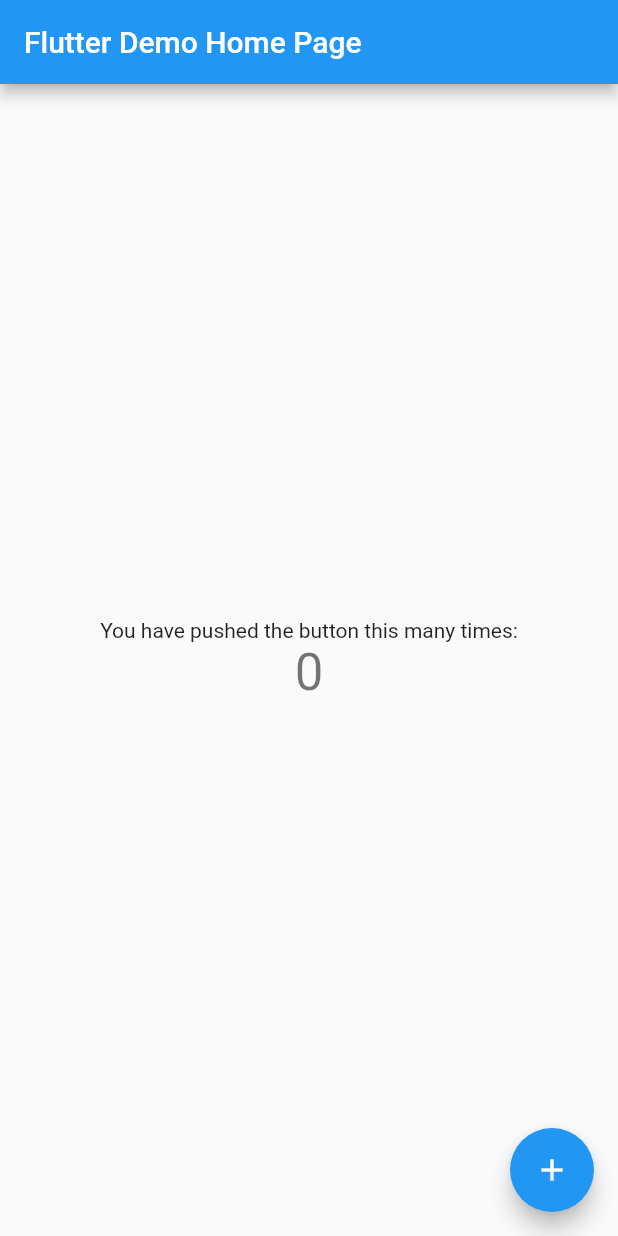
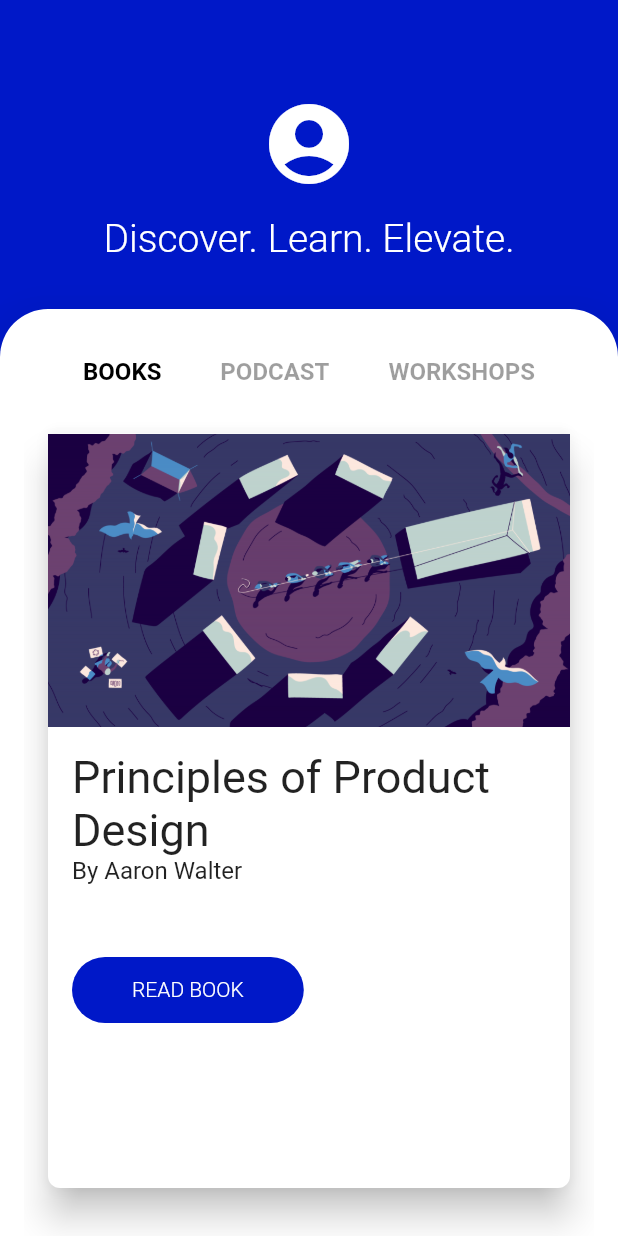
Before and after one commit to Ivaskuu/bookreader, a Flutter app: the screen it shows after launch, on a phone screen of 412 x 824 dp. Run offline on Flutter 3.47's test engine with Material 2 defaults, Android fonts, the phone set to English and light mode, and no system bars.

Commit message:
Started creating the Books list page

```diff
--- a/lib/main.dart
+++ b/lib/main.dart
@@ -1,109 +1,18 @@
 import 'package:flutter/material.dart';
+import 'pages/books_list_page.dart';
 
 void main() => runApp(new MyApp());
 
-class MyApp extends StatelessWidget {
-  // This widget is the root of your application.
+class MyApp extends StatelessWidget
+{
   @override
-  Widget build(BuildContext context) {
-    return new MaterialApp(
+  Widget build(BuildContext context)
+  {
+    return new MaterialApp
+    (
       title: 'Flutter Demo',
-      theme: new ThemeData(
-        // This is the theme of your application.
-        //
-        // Try running your application with "flutter run". You'll see the
-        // application has a blue toolbar. Then, without quitting the app, try
-        // changing the primarySwatch below to Colors.green and then invoke
-        // "hot reload" (press "r" in the console where you ran "flutter run",
-        // or press Run > Flutter Hot Reload in IntelliJ). Notice that the
-        // counter didn't reset back to zero; the application is not restarted.
-        primarySwatch: Colors.blue,
-      ),
-      home: new MyHomePage(title: 'Flutter Demo Home Page'),
+      theme: new ThemeData(primarySwatch: Colors.blue),
+      home: new BooksListPage(),
     );
   }
 }
-
-class MyHomePage extends StatefulWidget {
-  MyHomePage({Key key, this.title}) : super(key: key);
-
-  // This widget is the home page of your application. It is stateful, meaning
-  // that it has a State object (defined below) that contains fields that affect
-  // how it looks.
-
-  // This class is the configuration for the state. It holds the values (in this
-  // case the title) provided by the parent (in this case the App widget) and
-  // used by the build method of the State. Fields in a Widget subclass are
-  // always marked "final".
-
-  final String title;
-
-  @override
-  _MyHomePageState createState() => new _MyHomePageState();
-}
-
-class _MyHomePageState extends State<MyHomePage> {
-  int _counter = 0;
-
-  void _incrementCounter() {
-    setState(() {
-      // This call to setState tells the Flutter framework that something has
-      // changed in this State, which causes it to rerun the build method below
-      // so that the display can reflect the updated values. If we changed
-      // _counter without calling setState(), then the build method would not be
-      // called again, and so nothing would appear to happen.
-      _counter++;
-    });
-  }
-
-  @override
-  Widget build(BuildContext context) {
-    // This method is rerun every time setState is called, for instance as done
-    // by the _incrementCounter method above.
-    //
-    // The Flutter framework has been optimized to make rerunning build methods
-    // fast, so that you can just rebuild anything that needs updating rather
-    // than having to individually change instances of widgets.
-    return new Scaffold(
-      appBar: new AppBar(
-        // Here we take the value from the MyHomePage object that was created by
-        // the App.build method, and use it to set our appbar title.
-        title: new Text(widget.title),
-      ),
-      body: new Center(
-        // Center is a layout widget. It takes a single child and positions it
-        // in the middle of the parent.
-        child: new Column(
-          // Column is also layout widget. It takes a list of children and
-          // arranges them vertically. By default, it sizes itself to fit its
-          // children horizontally, and tries to be as tall as its parent.
-          //
-          // Invoke "debug paint" (press "p" in the console where you ran
-          // "flutter run", or select "Toggle Debug Paint" from the Flutter tool
-          // window in IntelliJ) to see the wireframe for each widget.
-          //
-          // Column has various properties to control how it sizes itself and
-          // how it positions its children. Here we use mainAxisAlignment to
-          // center the children vertically; the main axis here is the vertical
-          // axis because Columns are vertical (the cross axis would be
-          // horizontal).
-          mainAxisAlignment: MainAxisAlignment.center,
-          children: <Widget>[
-            new Text(
-              'You have pushed the button this many times:',
-            ),
-            new Text(
-              '$_counter',
-              style: Theme.of(context).textTheme.display1,
-            ),
-          ],
-        ),
-      ),
-      floatingActionButton: new FloatingActionButton(
-        onPressed: _incrementCounter,
-        tooltip: 'Increment',
-        child: new Icon(Icons.add),
-      ), // This trailing comma makes auto-formatting nicer for build methods.
-    );
-  }
-}
--- /dev/null
+++ b/lib/pages/books_list_page.dart
@@ -0,0 +1,192 @@
+import 'package:flutter/material.dart';
+
+class BooksListPage extends StatefulWidget
+{
+  @override
+  _BooksListPageState createState() => new _BooksListPageState();
+}
+
+class _BooksListPageState extends State<BooksListPage>
+{
+  @override
+  Widget build(BuildContext context)
+  {
+    return new Scaffold
+    (
+      backgroundColor: new Color(0xFF0018C8),
+      body: new SizedBox.expand
+      (
+        child: new Column
+        (
+          mainAxisSize: MainAxisSize.max,
+          mainAxisAlignment: MainAxisAlignment.start,
+          crossAxisAlignment: CrossAxisAlignment.center,
+          children: <Widget>
+          [
+            new Container
+            (
+              margin: new EdgeInsets.only(top: 64.0, bottom: 32.0),
+              child: new Column
+              (
+                mainAxisAlignment: MainAxisAlignment.start,
+                crossAxisAlignment: CrossAxisAlignment.center,
+                children: <Widget>
+                [
+                  new Icon(Icons.account_circle, color: Colors.white, size: 64.0),
+                  new Padding(padding: new EdgeInsets.only(bottom: 16.0)),
+                  new Text('Discover. Learn. Elevate.', style: new TextStyle(color: Colors.white, fontWeight: FontWeight.w300, fontSize: 26.0))
+                ],
+              ),
+            ),
+            new Expanded
+            (
+              child: new SizedBox.expand
+              (
+                child: new Material
+                (
+                  color: Colors.white,
+                  borderRadius: new BorderRadius.only
+                  (
+                    topLeft: new Radius.circular(32.0),
+                    topRight: new Radius.circular(32.0),
+                  ),
+                  elevation: 24.0,
+                  child: new Container
+                  (
+                    margin: new EdgeInsets.only(top: 32.0, left: 16.0, right: 16.0),
+                    child: new Column
+                    (
+                      mainAxisAlignment: MainAxisAlignment.start,
+                      crossAxisAlignment: CrossAxisAlignment.center,
+                      children: <Widget>
+                      [
+                        /// Tabs
+                        new Container
+                        (
+                          margin: new EdgeInsets.only(bottom: 16.0),
+                          child: new Row
+                          (
+                            mainAxisAlignment: MainAxisAlignment.spaceEvenly,
+                            crossAxisAlignment: CrossAxisAlignment.start,
+                            children: <Widget>
+                            [
+                              new Text('BOOKS', style: new TextStyle(color: Colors.black, fontWeight: FontWeight.w600, fontSize: 16.0)),
+                              new Text('PODCAST', style: new TextStyle(color: Colors.black38, fontWeight: FontWeight.w600, fontSize: 16.0)),
+                              new Text('WORKSHOPS', style: new TextStyle(color: Colors.black38, fontWeight: FontWeight.w600, fontSize: 16.0)),
+                            ],
+                          ),
+                        ),
+                        /// PageView
+                        new Expanded
+                        (
+                          child: new PageView
+                          (
+                            children: <Widget>
+                            [
+                              new SizedBox.expand
+                              (
+                                child: new Padding
+                                (
+                                  padding: new EdgeInsets.only(left: 16.0, right: 16.0, top: 16.0, bottom: 32.0),
+                                  child: new Material
+                                  (
+                                    color: Colors.white,
+                                    elevation: 10.0,
+                                    borderRadius: new BorderRadius.circular(8.0),
+                                    child: new Column
+                                    (
+                                      mainAxisAlignment: MainAxisAlignment.start,
+                                      crossAxisAlignment: CrossAxisAlignment.start,
+                                      children: <Widget>
+                                      [
+                                        new Image.asset('res/img1.png'),
+                                        new Padding
+                                        (
+                                          padding: new EdgeInsets.all(16.0),
+                                          child: new Column
+                                          (
+                                            mainAxisAlignment: MainAxisAlignment.spaceEvenly,
+                                            crossAxisAlignment: CrossAxisAlignment.start,
+                                            children: <Widget>
+                                            [
+                                              new Column
+                                              (
+                                                mainAxisAlignment: MainAxisAlignment.spaceBetween,
+                                                crossAxisAlignment: CrossAxisAlignment.start,
+                                                children: <Widget>
+                                                [
+                                                  new Text('Principles of Product Design', style: new TextStyle(fontSize: 30.0)),
+                                                  new Text('By Aaron Walter', style: new TextStyle(fontSize: 16.0)),
+                                                ],
+                                              ),
+                                              new Padding
+                                              (
+                                                padding: new EdgeInsets.only(top: 48.0),
+                                                child: new Material
+                                                (
+                                                  color: new Color(0xFF0018C8),
+                                                  borderRadius: new BorderRadius.circular(64.0),
+                                                  child: new InkWell
+                                                  (
+                                                    onTap: () {},
+                                                    child: new Container
+                                                    (
+                                                      margin: new EdgeInsets.symmetric(vertical: 14.0, horizontal: 40.0),
+                                                      child: new Text('READ BOOK', style: new TextStyle(fontWeight: FontWeight.w300, color: Colors.white)),
+                                                    ),
+                                                  ),
+                                                ),
+                                              )
+                                            ],
+                                          ),
+                                        )
+                                      ],
+                                    ),
+                                  ),
+                                ),
+                              ),
+                            ],
+                          ),
+                        )
+                      ],
+                    ),
+                  ),
+                ),
+              ),
+            )
+          ],
+        )
+
+        // new Stack
+        // (
+        //   children: <Widget>
+        //   [
+        //     new Align
+        //     (
+        //       alignment: Alignment.topCenter,
+        //       child: new Container
+        //       (
+        //         margin: new EdgeInsets.only(top: 64.0),
+        //         child: new Column
+        //         (
+        //           mainAxisAlignment: MainAxisAlignment.start,
+        //           crossAxisAlignment: CrossAxisAlignment.center,
+        //           children: <Widget>
+        //           [
+        //             new Icon(Icons.airline_seat_legroom_normal, color: Colors.white, size: 64.0),
+        //             new Padding(padding: new EdgeInsets.only(bottom: 16.0)),
+        //             new Text('Discover. Learn. Elevate.', style: new TextStyle(color: Colors.white, fontWeight: FontWeight.w300, fontSize: 26.0))
+        //           ],
+        //         ),
+        //       ),
+        //     ),
+        //     new Align
+        //     (
+        //       alignment: Alignment.b,
+        //     )
+        //   ],
+        // )
+      )
+    );
+  }
+}
--- a/pubspec.yaml
+++ b/pubspec.yaml
@@ -26,9 +26,8 @@ flutter:
   uses-material-design: true
 
   # To add assets to your application, add an assets section, like this:
-  # assets:
-  #  - images/a_dot_burr.jpeg
-  #  - images/a_dot_ham.jpeg
+  assets:
+   - res/img1.png
 
   # An image asset can refer to one or more resolution-specific "variants", see
   # https://flutter.io/assets-and-images/#resolution-aware.
```
Also changed, not shown: res/img1.png (added), 1 other file.
